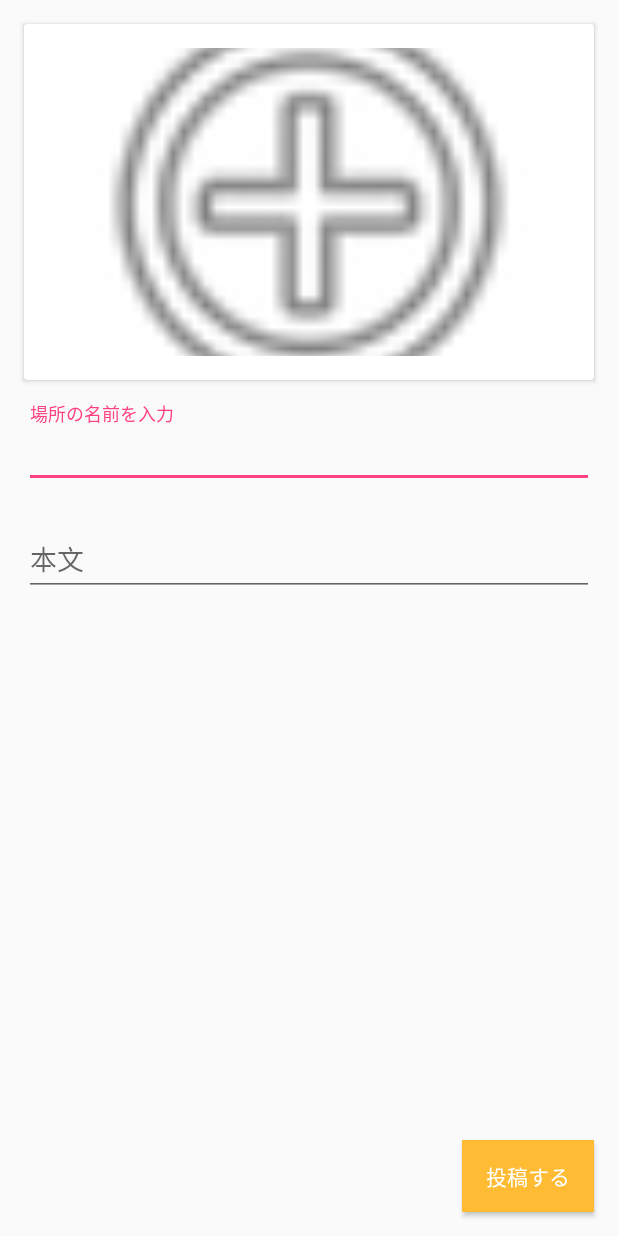
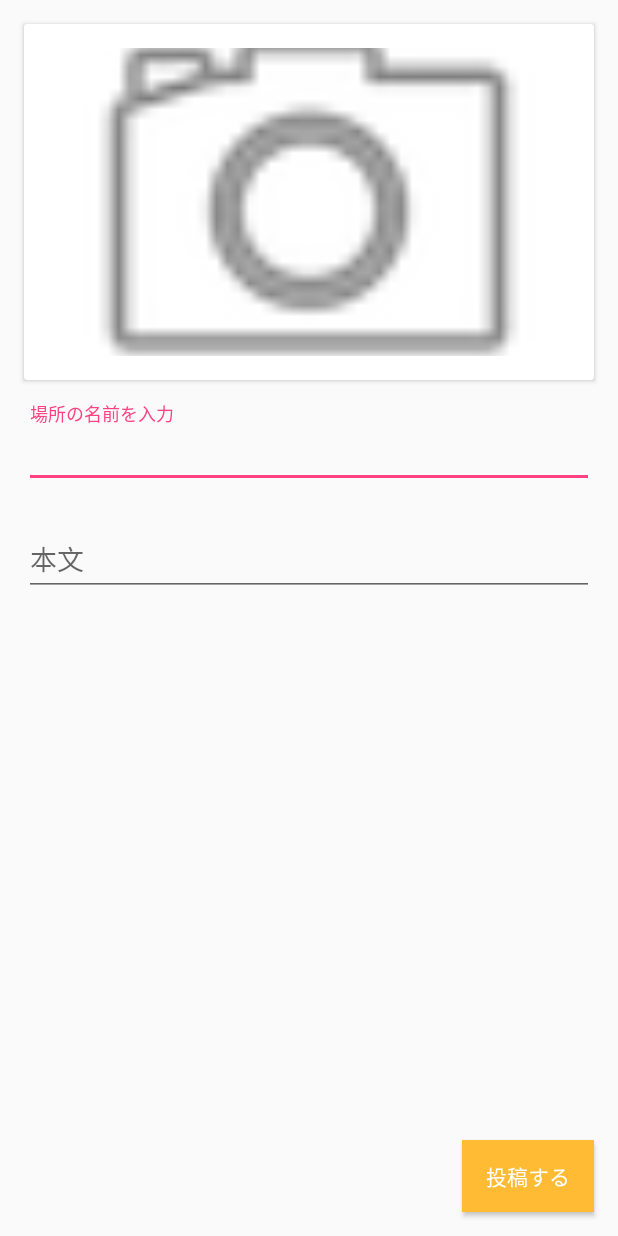
Before and after one commit to 15-2505-001-7/eureka, an Android app: the InputSpotActivity screen opened directly, with no data from a screen before it, on a phone screen of 412 x 824 dp. Run offline under Robolectric (Android 15) with nearby library versions, the light colour scheme and no system bars; libraries missing offline, so code that uses them is left out: io.realm; 1 statement that could not run was skipped.

Commit message:
投稿画面への画面遷移

```diff
--- a/Footmark/app/src/main/java/com/example/v001ff/footmark/MapsActivity.java
+++ b/Footmark/app/src/main/java/com/example/v001ff/footmark/MapsActivity.java
@@ -116,6 +116,7 @@ public class MapsActivity extends FragmentActivity implements OnMapReadyCallback
             start();
     }
 
+    //InputSpotActivityに遷移
     @Override
     public void onClick(View v) {
         Intent intent = new Intent(getApplication(), InputSpotActivity.class);
--- a/Footmark/app/src/main/res/layout/fragment_input_spot.xml
+++ b/Footmark/app/src/main/res/layout/fragment_input_spot.xml
@@ -82,6 +82,6 @@
             android:layout_height="match_parent"
             android:layout_margin="16dp"
             android:scaleType="centerCrop"
-            app:srcCompat="@android:drawable/ic_menu_add" />
+            app:srcCompat="@android:drawable/ic_menu_camera" />
     </android.support.v7.widget.CardView>
 </android.support.constraint.ConstraintLayout>
```
